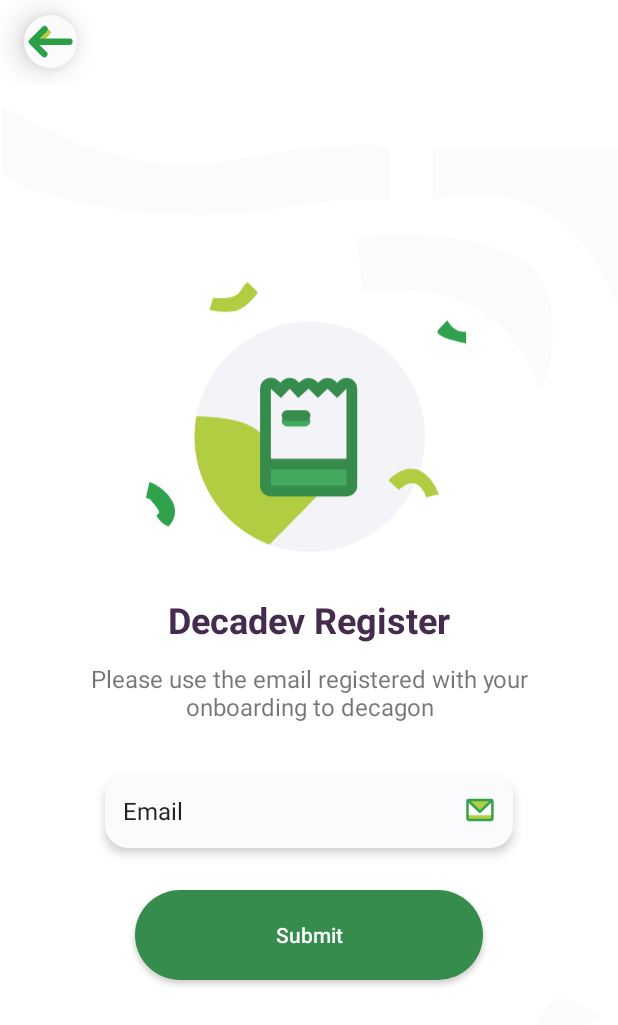
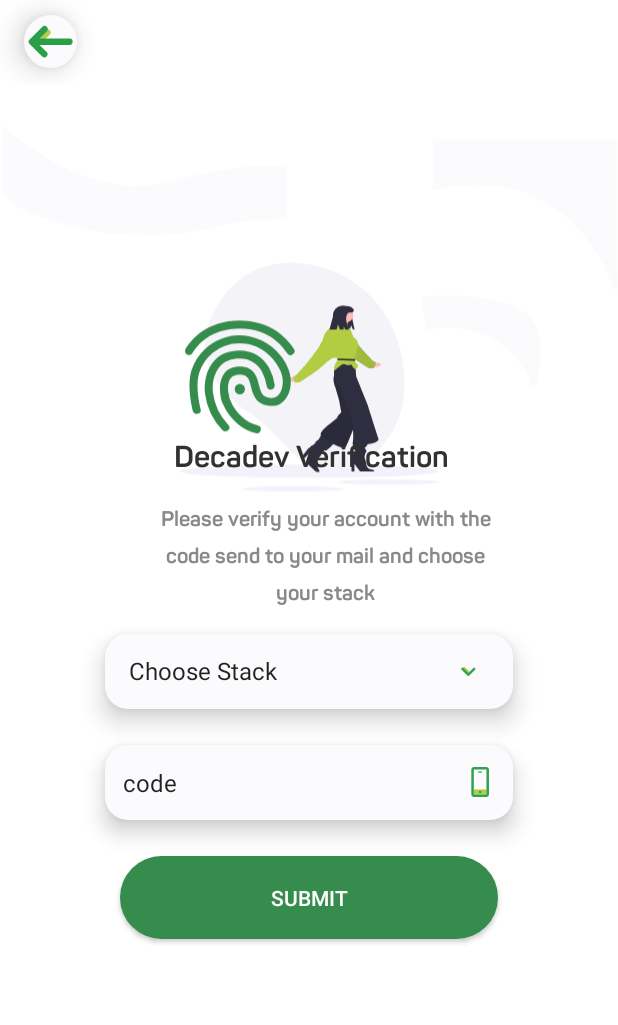
Before and after one commit to toluwalope19/decagon_classroom, an Android app: the screen it shows after launch (MainActivity before the commit, VerificationActivity after it), on a phone screen of 412 x 824 dp. Shown: the top 1025 px of the screen. Run offline under Robolectric (Android 15) with nearby library versions, the phone set to English and light mode, and no system bars.

Commit message:
verification

```diff
--- a/app/src/main/java/com/example/decagon_classroom/MainActivity.kt
+++ b/app/src/main/java/com/example/decagon_classroom/MainActivity.kt
@@ -7,6 +7,6 @@
 
     override fun onCreate(savedInstanceState: Bundle?) {
         super.onCreate(savedInstanceState)
-        setContentView(R.layout.activity_register)
+        setContentView(R.layout.activity_verification)
     }
 }
--- /dev/null
+++ b/app/src/main/java/com/example/decagon_classroom/VerificationActivity.kt
@@ -0,0 +1,79 @@
+package com.example.decagon_classroom
+
+import androidx.appcompat.app.AppCompatActivity
+import android.os.Bundle
+import android.text.Editable
+import android.text.TextWatcher
+import android.view.View
+import android.widget.*
+import kotlinx.android.synthetic.main.activity_register.*
+
+class VerificationActivity : AppCompatActivity() {
+
+    lateinit var option: Spinner
+    lateinit var error1: TextView
+    lateinit var error2: TextView
+    lateinit var edit: EditText
+
+    override fun onCreate(savedInstanceState: Bundle?) {
+        super.onCreate(savedInstanceState)
+        setContentView(R.layout.activity_verification)
+
+        option = findViewById<Spinner>(R.id.spinner)
+
+        error1=findViewById(R.id.textView3)
+        error2=findViewById(R.id.textView4)
+        edit=findViewById(R.id.code)
+
+        val stacks = arrayOf("Choose Stack", "Nodejs", "C#", "Android", "Python")
+
+        option.adapter= ArrayAdapter<String>(this, android.R.layout.simple_list_item_1,stacks)
+
+        option.onItemSelectedListener = object : AdapterView.OnItemSelectedListener{
+            override fun onNothingSelected(parent: AdapterView<*>?) {
+
+            }
+
+            override fun onItemSelected(
+                parent: AdapterView<*>?,
+                view: View?,
+                position: Int,
+                id: Long
+            ) {
+
+                if(stacks.get(position)!="Choose Stack"){
+                    error1.visibility= View.GONE
+                    option.setBackgroundResource(R.drawable.edittext)
+                }
+                button.setOnClickListener{ view ->
+
+                    if(stacks.get(position)=="Choose Stack"){
+                        error1.visibility= View.VISIBLE
+                        option.setBackgroundResource(R.drawable.edittexterror)
+                    }else{
+
+                        error1.visibility= View.GONE
+                    }
+
+                    if(edit.text.isEmpty()){
+                        error2.visibility= View.VISIBLE
+                        edit.setBackgroundResource(R.drawable.edittexterror)
+                    }else{
+                        error2.visibility = View.GONE
+                    }
+                }
+
+                edit.addTextChangedListener(object : TextWatcher {
+                    override fun afterTextChanged(s : Editable?){}
+                    override fun beforeTextChanged(s: CharSequence?, start: Int, count: Int, after: Int) {
+                    }
+                    override fun onTextChanged(s: CharSequence?, start: Int, before: Int, count: Int) {
+                        error2.visibility = View.GONE
+                        edit.setBackgroundResource(R.drawable.edittext)
+
+                    }
+                })
+            }
+        }
+    }
+}
--- a/app/src/main/res/drawable/ic_drop_down.xml
+++ b/app/src/main/res/drawable/ic_drop_down.xml
@@ -1,12 +1,5 @@
-<vector xmlns:android="http://schemas.android.com/apk/res/android"
-    android:width="50dp"
-    android:height="43dp"
-    android:viewportWidth="50"
-    android:viewportHeight="43">
-  <path
-      android:pathData="M20.545,24.456A1.692,1.692 0,0 0,22.983 22.11L15.702,14.545a1.692,1.692 45,0 0,-2.438 2.346Z"
-      android:fillColor="#b3cd43"/>
-  <path
-      android:pathData="M20.474,22.984 L13.212,15.726a1.692,1.692 0,0 0,-2.393 2.393l8.459,8.459a1.692,1.692 0,0 0,2.393 0L30.125,18.114A1.692,1.692 0,0 0,27.737 15.726Z"
-      android:fillColor="#30a24e"/>
+<vector android:height="17.2dp" android:viewportHeight="43"
+    android:viewportWidth="50" android:width="20dp" xmlns:android="http://schemas.android.com/apk/res/android">
+    <path android:fillColor="#b3cd43" android:pathData="M20.545,24.456A1.692,1.692 0,0 0,22.983 22.11L15.702,14.545a1.692,1.692 45,0 0,-2.438 2.346Z"/>
+    <path android:fillColor="#30a24e" android:pathData="M20.474,22.984 L13.212,15.726a1.692,1.692 0,0 0,-2.393 2.393l8.459,8.459a1.692,1.692 0,0 0,2.393 0L30.125,18.114A1.692,1.692 0,0 0,27.737 15.726Z"/>
 </vector>
--- a/app/src/main/res/drawable/ic_phone_icon.xml
+++ b/app/src/main/res/drawable/ic_phone_icon.xml
@@ -1,12 +1,5 @@
-<vector xmlns:android="http://schemas.android.com/apk/res/android"
-    android:width="50dp"
-    android:height="50dp"
-    android:viewportWidth="50"
-    android:viewportHeight="50">
-  <path
-      android:pathData="M14.715,37.387L14.715,45.795L35.736,45.795L35.736,37.387Z"
-      android:fillColor="#b3cd43"/>
-  <path
-      android:pathData="M14.71,0L35.735,0a4.385,4.385 0,0 1,4.2 4.545L39.935,45.455A4.385,4.385 0,0 1,35.735 50L14.71,50A4.385,4.385 0,0 1,10.51 45.455L10.51,4.545A4.385,4.385 0,0 1,14.71 0ZM14.71,4.167L14.71,45.833L35.735,45.833L35.735,4.167ZM25.225,43.75a2.083,2.083 0,1 1,2.1 -2.083A2.093,2.093 0,0 1,25.225 43.75ZM23.125,9.375a1.042,1.042 0,1 1,0 -2.083h4.2a1.042,1.042 0,1 1,0 2.083Z"
-      android:fillColor="#30a24e"/>
+<vector android:height="20dp" android:viewportHeight="50"
+    android:viewportWidth="50" android:width="20dp" xmlns:android="http://schemas.android.com/apk/res/android">
+    <path android:fillColor="#b3cd43" android:pathData="M14.715,37.387L14.715,45.795L35.736,45.795L35.736,37.387Z"/>
+    <path android:fillColor="#30a24e" android:pathData="M14.71,0L35.735,0a4.385,4.385 0,0 1,4.2 4.545L39.935,45.455A4.385,4.385 0,0 1,35.735 50L14.71,50A4.385,4.385 0,0 1,10.51 45.455L10.51,4.545A4.385,4.385 0,0 1,14.71 0ZM14.71,4.167L14.71,45.833L35.735,45.833L35.735,4.167ZM25.225,43.75a2.083,2.083 0,1 1,2.1 -2.083A2.093,2.093 0,0 1,25.225 43.75ZM23.125,9.375a1.042,1.042 0,1 1,0 -2.083h4.2a1.042,1.042 0,1 1,0 2.083Z"/>
 </vector>
--- /dev/null
+++ b/app/src/main/res/layout/activity_verification.xml
@@ -0,0 +1,147 @@
+<?xml version="1.0" encoding="utf-8"?>
+<androidx.constraintlayout.widget.ConstraintLayout xmlns:android="http://schemas.android.com/apk/res/android"
+    xmlns:app="http://schemas.android.com/apk/res-auto"
+    xmlns:tools="http://schemas.android.com/tools"
+    android:layout_width="match_parent"
+    android:layout_height="match_parent"
+    tools:context=".RegisterActivity">
+
+
+    <ImageView
+        android:id="@+id/imageView"
+        android:layout_width="match_parent"
+        android:layout_height="match_parent"
+        android:scaleType="centerCrop"
+        android:src="@drawable/ic_verificationbg"
+        android:contentDescription="@string/view_background" />
+
+
+    <include
+        android:id="@+id/toolbar"
+        layout="@layout/app_bar" />
+
+
+    <TextView
+        android:id="@+id/verificationTitle"
+        android:layout_width="wrap_content"
+        android:layout_height="wrap_content"
+        android:layout_marginStart="116dp"
+        android:layout_marginTop="236dp"
+        android:fontFamily="@font/panton_bold_regular"
+        android:text="@string/app_verification_title"
+        android:textColor="@color/fontColor"
+        android:textSize="20sp"
+        android:textStyle="bold"
+        app:layout_constraintStart_toStartOf="parent"
+        app:layout_constraintTop_toBottomOf="@id/toolbar" />
+
+    <TextView
+        android:id="@+id/verificationText"
+        android:layout_width="233dp"
+        android:layout_height="70dp"
+        android:layout_marginStart="100dp"
+        android:layout_marginTop="20dp"
+        android:fontFamily="@font/panton_bold_regular"
+        android:lineSpacingExtra="8dp"
+        android:text="@string/app_verification_description"
+        android:textAlignment="center"
+        android:textColor="@color/fontColorLight"
+        android:textStyle="bold"
+        app:layout_constraintStart_toStartOf="parent"
+        app:layout_constraintTop_toBottomOf="@+id/verificationTitle" />
+
+    <TextView
+        android:id="@+id/textView3"
+        android:layout_width="222dp"
+        android:layout_height="27dp"
+        android:layout_marginEnd="108dp"
+        android:text="@string/stack_is_required"
+        android:textAlignment="center"
+        android:visibility="gone"
+        android:textColor="@color/errorColor"
+        app:layout_constraintEnd_toEndOf="parent"
+        app:layout_constraintHorizontal_bias="1.0"
+        app:layout_constraintStart_toStartOf="parent"
+        app:layout_constraintTop_toBottomOf="@+id/spinner" />
+
+    <Spinner
+        android:id="@+id/spinner"
+        android:layout_width="0dp"
+        android:layout_height="50dp"
+        android:layout_marginStart="70dp"
+        android:layout_marginTop="16dp"
+        android:layout_marginEnd="70dp"
+        android:background="@drawable/edittext"
+        android:dropDownSelector="@drawable/ic_drop_down"
+        android:elevation="10dp"
+        app:layout_constraintEnd_toEndOf="parent"
+        app:layout_constraintHorizontal_bias="0.0"
+        app:layout_constraintStart_toStartOf="parent"
+        app:layout_constraintTop_toBottomOf="@id/verificationText" />
+
+    <EditText
+        android:id="@+id/code"
+        android:layout_width="0dp"
+        android:layout_height="50dp"
+        android:layout_marginStart="70dp"
+        android:layout_marginTop="24dp"
+        android:layout_marginEnd="70dp"
+        android:background="@drawable/edittext"
+        android:drawableEnd="@drawable/ic_phone_icon"
+        android:elevation="9dp"
+        android:ems="10"
+        android:hint="@string/email"
+        android:importantForAutofill="no"
+        android:inputType="textEmailAddress"
+        android:paddingStart="12dp"
+        android:paddingEnd="12dp"
+        android:text="@string/code"
+        android:textSize="16sp"
+        app:layout_constraintEnd_toEndOf="parent"
+        app:layout_constraintHorizontal_bias="0.0"
+        app:layout_constraintStart_toStartOf="parent"
+        app:layout_constraintTop_toBottomOf="@id/spinner" />
+
+    <TextView
+        android:id="@+id/textView4"
+        android:layout_width="222dp"
+        android:layout_height="27dp"
+        android:layout_marginStart="92dp"
+        android:layout_marginTop="8dp"
+        android:visibility="gone"
+        android:text="@string/please_input_a_correct_code"
+        android:textAlignment="center"
+        android:textColor="@color/errorColor"
+        app:layout_constraintStart_toStartOf="parent"
+        app:layout_constraintTop_toBottomOf="@+id/code" />
+
+    <ImageView
+        android:id="@+id/imageView2"
+        android:layout_width="23dp"
+        android:layout_height="25dp"
+        android:layout_marginRight="16dp"
+        android:layout_marginBottom="12dp"
+        android:elevation="10dp"
+        android:src="@drawable/ic_drop_down"
+        app:layout_constraintBottom_toBottomOf="@+id/spinner"
+        app:layout_constraintRight_toRightOf="@id/spinner"
+        android:contentDescription="@string/todo" />
+
+    <Button
+        android:id="@+id/button"
+        android:layout_width="0dp"
+        android:layout_height="55dp"
+        android:layout_marginStart="80dp"
+        android:layout_marginTop="24dp"
+        android:layout_marginEnd="80dp"
+        android:background="@drawable/submit_background"
+        android:gravity="center"
+        android:text="@string/submit"
+        android:textColor="@color/colorPrimary"
+        app:layout_constraintEnd_toEndOf="parent"
+        app:layout_constraintHorizontal_bias="0.0"
+        app:layout_constraintStart_toStartOf="parent"
+        app:layout_constraintTop_toBottomOf="@+id/code" />
+
+
+</androidx.constraintlayout.widget.ConstraintLayout>
--- a/app/src/main/res/values/strings.xml
+++ b/app/src/main/res/values/strings.xml
@@ -14,5 +14,12 @@
     <string name="app_verification_stack_error">Stack is required</string>
     <string name="app_verification_code_error">Code is required</string>
     <string name="app_choose_stack">Choose Stack</string>
+    <string name="stack_is_required">stack is required</string>
+    <string name="view_background">view_background</string>
+    <string name="email">Email</string>
+    <string name="code">code</string>
+    <string name="please_input_a_correct_code">Please input a correct code</string>
+    <string name="submit">Submit</string>
+    <string name="todo">TODO</string>
 
 </resources>
```
Also changed, not shown: app/src/main/AndroidManifest.xml (+8 -5 lines).
